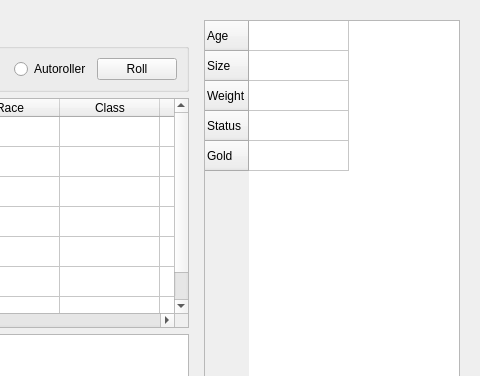
Before: the Qt Designer form NPPQT/src/birthdialog.ui in nppangband/NPPAngband, drawn with Qt 5; both pictures show x 170 to 650 and y 0 to 376 of the 650 by 601 pixel window.
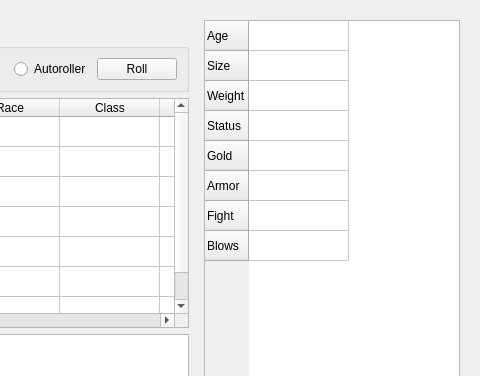
After: the same form once the commit is applied. The open tabs and pages were chosen to show the change.

Commit message: More birth screen

The edit to the form file:
```diff
--- a/NPPQT/src/birthdialog.ui
+++ b/NPPQT/src/birthdialog.ui
@@ -438,6 +438,21 @@
            <string>Gold</string>
           </property>
          </row>
+         <row>
+          <property name="text">
+           <string>Armor</string>
+          </property>
+         </row>
+         <row>
+          <property name="text">
+           <string>Fight</string>
+          </property>
+         </row>
+         <row>
+          <property name="text">
+           <string>Blows</string>
+          </property>
+         </row>
          <column>
           <property name="text">
            <string/>
```
Left out of the diff: 2 changed lines with no effect on the pictures. The commit also changes 3 other files.
